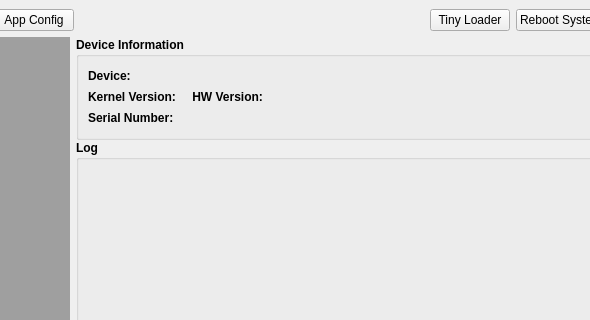
Above: pc/BusConfigurator/busManager/busDeviceWindow.ui from ChristianMarty/RoomBus before the change; both pictures show x 531 to 1121 and y 0 to 320 of the 1208 by 910 pixel window. Below: the same form after it.
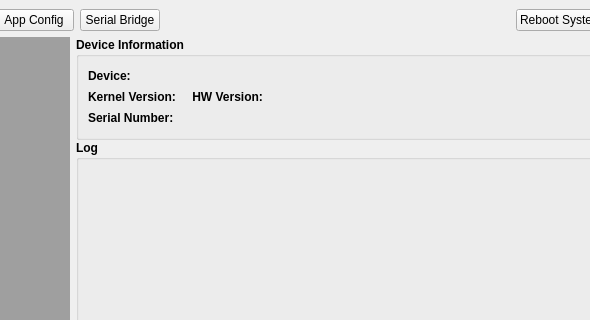
That is the form after the change. Custom widgets are drawn as their Qt base class.

Commit message: rename tinyLoader to SerialBridge

The edit to the form file:
```diff
--- a/pc/BusConfigurator/busManager/busDeviceWindow.ui
+++ b/pc/BusConfigurator/busManager/busDeviceWindow.ui
@@ -68,6 +68,13 @@
           </property>
          </widget>
         </item>
+        <item>
+         <widget class="QPushButton" name="pushButton_serialBridge">
+          <property name="text">
+           <string>Serial Bridge</string>
+          </property>
+         </widget>
+        </item>
         <item>
          <spacer name="horizontalSpacer">
           <property name="orientation">
@@ -81,13 +88,6 @@
           </property>
          </spacer>
         </item>
-        <item>
-         <widget class="QPushButton" name="tinyLoaderButton">
-          <property name="text">
-           <string>Tiny Loader</string>
-          </property>
-         </widget>
-        </item>
         <item>
          <widget class="QPushButton" name="rebootButton">
           <property name="text">
```
The commit also changes 14 other files.
